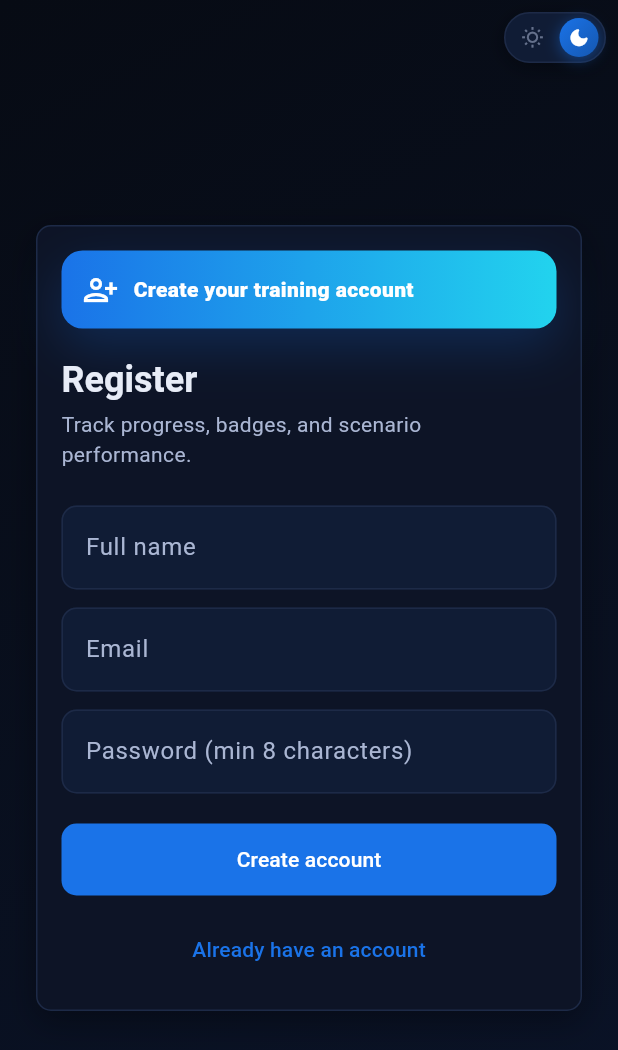
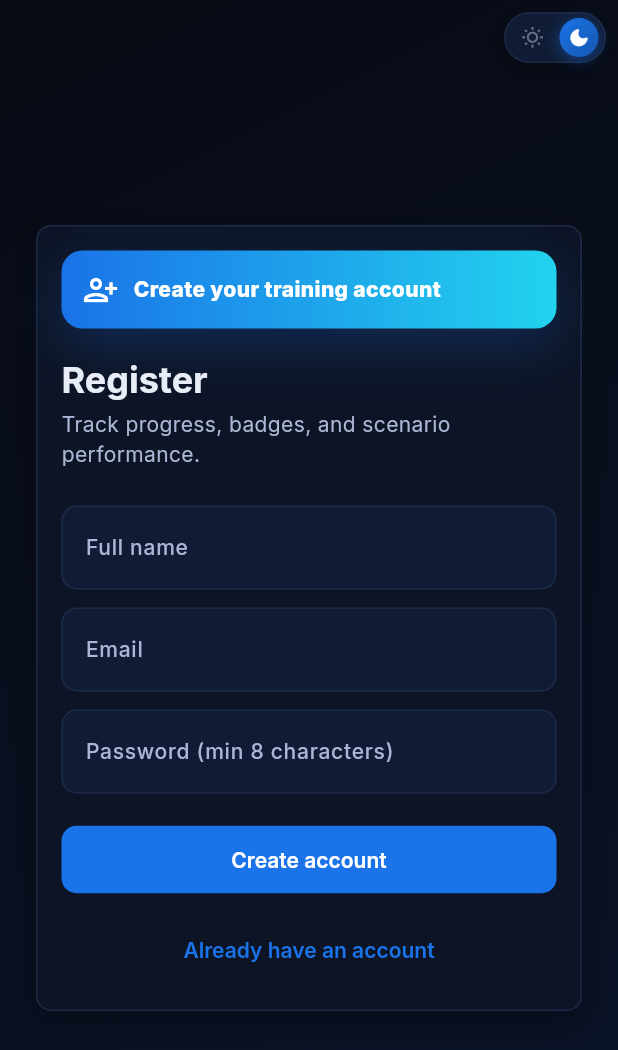
Before and after one commit to ZahraZahraaaaaaaaaaaaaaaaaaaaaaaaaaaaaa/Fyp-Frontend, a Flutter app: the screen it shows after launch, after a tap on "Sign in", after a tap on "Create an account", on a phone screen of 412 x 824 dp. Shown: the top 1050 px of the screen. Run offline on Flutter 3.47's test engine with Material 3 defaults, Android fonts, the phone set to English and light mode, and no system bars; our stand-ins replace go_router, google_fonts, shared_preferences; missing offline and left inert: dart:html; accounts and stored records are empty; network calls fail.

Commit message:
feat(typography): use Inter globally for consistent UI fonts
Add google_fonts and AppTypography so all screens match the Figma design system; scenario email content keeps a monospace face.

Co-authored-by: Cursor <cursoragent@cursor.com>

```diff
--- a/lib/screens/scenario_play_screen.dart
+++ b/lib/screens/scenario_play_screen.dart
@@ -8,6 +8,7 @@ import '../providers/dashboard_provider.dart';
 import '../providers/notification_provider.dart';
 import '../services/api_service.dart';
 import '../theme/app_colors.dart';
+import '../theme/app_typography.dart';
 import '../theme/design_tokens.dart';
 import '../utils/scenario_red_flags.dart';
 import '../widgets/figma_progress_bar.dart';
@@ -223,11 +224,12 @@ class _ScenarioPlayScreenState extends State<ScenarioPlayScreen> {
             ),
             child: SelectableText(
               step?.content ?? '',
-              style: TextStyle(
-                fontFamily: 'monospace',
-                fontSize: 14,
-                height: 1.45,
-                color: AppColors.text,
+              style: AppTypography.mono(
+                TextStyle(
+                  fontSize: 14,
+                  height: 1.45,
+                  color: AppColors.text,
+                ),
               ),
             ),
           ),
--- a/lib/theme/app_theme.dart
+++ b/lib/theme/app_theme.dart
@@ -1,6 +1,7 @@
 import 'package:flutter/material.dart';
 
 import 'app_colors.dart';
+import 'app_typography.dart';
 import 'theme_palette.dart';
 
 ThemeData buildAppTheme({required bool isDark}) {
@@ -9,6 +10,7 @@ ThemeData buildAppTheme({required bool isDark}) {
   final base = ThemeData(
     useMaterial3: true,
     brightness: isDark ? Brightness.dark : Brightness.light,
+    fontFamily: AppTypography.fontFamily,
     colorScheme: ColorScheme.fromSeed(
       seedColor: AppColors.primary,
       brightness: isDark ? Brightness.dark : Brightness.light,
@@ -19,25 +21,48 @@ ThemeData buildAppTheme({required bool isDark}) {
     ),
   );
 
+  final textTheme = AppTypography.textTheme(base.textTheme).apply(
+    bodyColor: AppColors.text,
+    displayColor: AppColors.text,
+  );
+
+  final labelStyle = AppTypography.style(
+    TextStyle(
+      color: AppColors.textMuted,
+      fontSize: 14,
+      fontWeight: FontWeight.w500,
+      height: 1.5,
+    ),
+  );
+
   return base.copyWith(
     scaffoldBackgroundColor: AppColors.bg,
     cardColor: AppColors.surface,
     dividerColor: AppColors.border,
-    textTheme: base.textTheme.apply(
-      bodyColor: AppColors.text,
-      displayColor: AppColors.text,
-    ),
-    primaryTextTheme: base.primaryTextTheme.apply(
-      bodyColor: AppColors.text,
-      displayColor: AppColors.text,
-    ),
+    textTheme: textTheme,
+    primaryTextTheme: textTheme,
     appBarTheme: AppBarTheme(
       backgroundColor: AppColors.bg,
       foregroundColor: AppColors.text,
       elevation: 0,
       centerTitle: false,
+      titleTextStyle: textTheme.titleLarge?.copyWith(fontWeight: FontWeight.w700),
+      toolbarTextStyle: textTheme.bodyMedium,
     ),
     drawerTheme: DrawerThemeData(backgroundColor: AppColors.surface),
+    listTileTheme: ListTileThemeData(
+      titleTextStyle: textTheme.bodyLarge,
+      subtitleTextStyle: textTheme.bodyMedium?.copyWith(color: AppColors.textMuted),
+    ),
+    navigationDrawerTheme: NavigationDrawerThemeData(
+      labelTextStyle: WidgetStateProperty.resolveWith((states) {
+        final selected = states.contains(WidgetState.selected);
+        return textTheme.bodyMedium?.copyWith(
+          fontWeight: selected ? FontWeight.w700 : FontWeight.w500,
+          color: selected ? AppColors.primary : AppColors.text,
+        );
+      }),
+    ),
     inputDecorationTheme: InputDecorationTheme(
       filled: true,
       fillColor: AppColors.surface2,
@@ -53,13 +78,18 @@ ThemeData buildAppTheme({required bool isDark}) {
         borderRadius: BorderRadius.circular(10),
         borderSide: const BorderSide(color: AppColors.primary, width: 1.5),
       ),
-      hintStyle: TextStyle(color: AppColors.textMuted),
-      labelStyle: TextStyle(color: AppColors.textMuted),
+      hintStyle: labelStyle,
+      labelStyle: labelStyle,
+      floatingLabelStyle: labelStyle.copyWith(color: AppColors.primary),
     ),
     filledButtonTheme: FilledButtonThemeData(
       style: FilledButton.styleFrom(
         backgroundColor: AppColors.primary,
         foregroundColor: Colors.white,
+        textStyle: textTheme.labelLarge?.copyWith(
+          fontWeight: FontWeight.w600,
+          color: Colors.white,
+        ),
         padding: const EdgeInsets.symmetric(horizontal: 18, vertical: 14),
         minimumSize: const Size(0, 44),
         shape: RoundedRectangleBorder(borderRadius: BorderRadius.circular(10)),
@@ -68,22 +98,46 @@ ThemeData buildAppTheme({required bool isDark}) {
     outlinedButtonTheme: OutlinedButtonThemeData(
       style: OutlinedButton.styleFrom(
         foregroundColor: AppColors.primary,
+        textStyle: textTheme.labelLarge?.copyWith(
+          fontWeight: FontWeight.w600,
+          color: AppColors.primary,
+        ),
         padding: const EdgeInsets.symmetric(horizontal: 18, vertical: 14),
         minimumSize: const Size(0, 44),
         shape: RoundedRectangleBorder(borderRadius: BorderRadius.circular(10)),
         side: const BorderSide(color: AppColors.primary, width: 1.5),
       ),
     ),
+    textButtonTheme: TextButtonThemeData(
+      style: TextButton.styleFrom(
+        foregroundColor: AppColors.primary,
+        textStyle: textTheme.labelLarge?.copyWith(
+          fontWeight: FontWeight.w600,
+          color: AppColors.primary,
+        ),
+      ),
+    ),
     snackBarTheme: SnackBarThemeData(
       backgroundColor: AppColors.surface2,
-      contentTextStyle: TextStyle(color: AppColors.text),
+      contentTextStyle: textTheme.bodyMedium,
     ),
     chipTheme: base.chipTheme.copyWith(
       backgroundColor: AppColors.surface2,
       side: BorderSide(color: AppColors.border),
-      labelStyle: TextStyle(color: AppColors.text),
+      labelStyle: textTheme.labelMedium,
     ),
-    dialogTheme: DialogThemeData(backgroundColor: AppColors.surface),
+    dialogTheme: DialogThemeData(
+      backgroundColor: AppColors.surface,
+      titleTextStyle: textTheme.titleLarge,
+      contentTextStyle: textTheme.bodyMedium,
+    ),
     iconTheme: IconThemeData(color: AppColors.textMuted),
+    tooltipTheme: TooltipThemeData(textStyle: textTheme.bodySmall),
+    bottomSheetTheme: BottomSheetThemeData(
+      backgroundColor: AppColors.surface,
+      shape: const RoundedRectangleBorder(
+        borderRadius: BorderRadius.vertical(top: Radius.circular(16)),
+      ),
+    ),
   );
 }
--- /dev/null
+++ b/lib/theme/app_typography.dart
@@ -0,0 +1,17 @@
+import 'package:flutter/material.dart';
+import 'package:google_fonts/google_fonts.dart';
+
+/// Typography aligned with `figma_ui/src/styles/globals.css` (Inter, 16px body).
+abstract final class AppTypography {
+  static const String family = 'Inter';
+
+  static String? get fontFamily => GoogleFonts.inter().fontFamily;
+
+  static TextTheme textTheme(TextTheme base) => GoogleFonts.interTextTheme(base);
+
+  /// Apply Inter to a one-off [TextStyle] (inherits size/weight/color from [style]).
+  static TextStyle style(TextStyle style) => GoogleFonts.inter(textStyle: style);
+
+  /// Simulated email / terminal content only — not for general UI.
+  static TextStyle mono(TextStyle style) => GoogleFonts.robotoMono(textStyle: style);
+}
--- a/lib/theme/design_tokens.dart
+++ b/lib/theme/design_tokens.dart
@@ -2,6 +2,7 @@ import 'package:flutter/material.dart';
 
 /// Spacing, radii, and shadows aligned with `figma_ui/src/styles/globals.css`
 /// and Figma components (Card, Button, ProgressBar).
+/// Typography: [AppTypography] (Inter) via [buildAppTheme].
 abstract final class DesignTokens {
   static const double radiusSm = 6;
   static const double radiusMd = 10;
--- a/pubspec.yaml
+++ b/pubspec.yaml
@@ -37,6 +37,7 @@ dependencies:
   go_router: ^14.6.2
   shared_preferences: ^2.3.3
   intl: ^0.20.1
+  google_fonts: ^6.2.1
 
 dev_dependencies:
   flutter_test:
```
Also changed, not shown: pubspec.lock.
